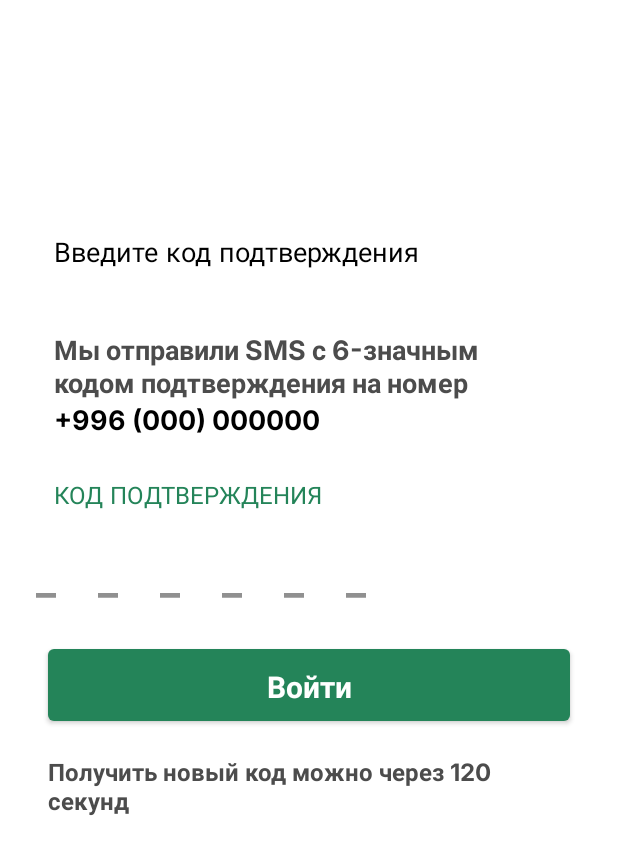
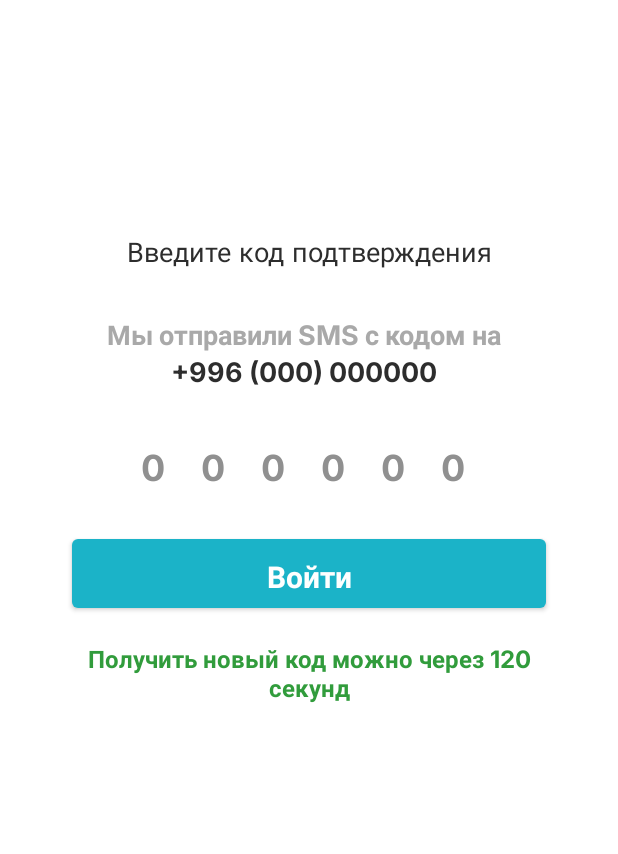
Before and after one commit to adelina15/MedTech, an Android app: the layout fragment_code.xml on its own in the app's theme, with its tools: preview values and no code run, on a phone screen of 412 x 824 dp. Shown: the top 854 px of the screen. Run offline under Robolectric (Android 15) with nearby library versions, the phone set to English and light mode, and no system bars.

Commit message:
Change layouts due to design changes

```diff
--- a/app/src/main/java/com/example/medtech/CodeFragment.kt
+++ b/app/src/main/java/com/example/medtech/CodeFragment.kt
@@ -159,7 +159,7 @@ class CodeFragment : Fragment() {
     private fun startTimer() {
         object : CountDownTimer(60000, 1000) {
             override fun onTick(millisUntilFinished: Long) {
-                binding.timer.text = "Получить код повторно можно через ${millisUntilFinished / 1000} секунд"
+                binding.timer.text = "Отправить код повторно можно \nчерез 00: ${millisUntilFinished / 1000} секунд"
             }
 
             override fun onFinish() {
--- a/app/src/main/java/com/example/medtech/SplashActivity.kt
+++ b/app/src/main/java/com/example/medtech/SplashActivity.kt
@@ -28,7 +28,7 @@ class SplashActivity : AppCompatActivity() {
             // This method will be executed once the timer is over
             // Start your app main activity
 
-            startActivity(Intent(this, MainActivity::class.java))
+            startActivity(Intent(this, LoginActivity::class.java))
 
             // close this activity
             finish()
--- a/app/src/main/res/drawable/rounded_edit_text.xml
+++ b/app/src/main/res/drawable/rounded_edit_text.xml
@@ -3,8 +3,7 @@
     android:shape="rectangle"
     android:thickness="0dp" >
 
-    <stroke
-        android:width="1dp"
+    <solid
         android:color="@color/white" />
     <corners android:radius="5dp" />
 
--- a/app/src/main/res/layout/fragment_code.xml
+++ b/app/src/main/res/layout/fragment_code.xml
@@ -13,6 +13,7 @@
             android:layout_height="wrap_content"
             android:layout_marginStart="36dp"
             android:layout_marginEnd="35dp"
+            android:gravity="center"
             android:text="Введите код подтверждения"
             app:layout_constraintBottom_toBottomOf="parent"
             app:layout_constraintEnd_toEndOf="parent"
@@ -20,42 +21,30 @@
             app:layout_constraintTop_toTopOf="parent"
             app:layout_constraintVertical_bias="0.19" />
 
-        <TextView
-            android:id="@+id/textView5"
-            style="@style/text_green"
-            android:layout_width="wrap_content"
-            android:layout_height="wrap_content"
-            android:layout_marginTop="24dp"
-            android:text="КОД ПОДТВЕРЖДЕНИЯ"
-            app:layout_constraintStart_toStartOf="@+id/textView4"
-            app:layout_constraintTop_toBottomOf="@+id/number" />
-
         <EditText
             android:id="@+id/editTextCode"
             style="@style/code_text"
             android:layout_width="0dp"
             android:layout_height="54dp"
-            android:layout_marginStart="24dp"
-            android:layout_marginTop="16dp"
-            android:layout_marginEnd="32dp"
+            android:layout_marginTop="24dp"
             android:background="@color/white"
-            android:hint="______"
+            android:hint="000000"
             android:inputType="number"
             android:letterSpacing="1"
             android:maxLength="6"
             android:textColorHint="@color/gray"
-            app:layout_constraintEnd_toEndOf="parent"
-            app:layout_constraintStart_toStartOf="parent"
-            app:layout_constraintTop_toBottomOf="@+id/textView5" />
+            app:layout_constraintEnd_toEndOf="@+id/textView4"
+            app:layout_constraintStart_toStartOf="@+id/textView4"
+            app:layout_constraintTop_toBottomOf="@+id/number" />
 
         <Button
             android:id="@+id/getCodeButton"
             android:layout_width="0dp"
             android:layout_height="wrap_content"
-            android:layout_marginStart="32dp"
+            android:layout_marginStart="48dp"
             android:layout_marginTop="16dp"
-            android:layout_marginEnd="32dp"
-            android:padding="10dp"
+            android:layout_marginEnd="48dp"
+            android:padding="7dp"
             android:text="@string/login"
             android:textAppearance="@style/button_text"
             app:backgroundTint="@color/dark_green"
@@ -68,9 +57,10 @@
             style="@style/text_gray"
             android:layout_width="0dp"
             android:layout_height="wrap_content"
-            android:layout_marginTop="40dp"
+            android:layout_marginTop="30dp"
             android:layout_marginEnd="8dp"
-            android:text="Мы отправили SMS с 6-значным кодом подтверждения на номер"
+            android:gravity="center"
+            android:text="Мы отправили SMS с кодом на"
             app:layout_constraintEnd_toEndOf="@+id/textView3"
             app:layout_constraintStart_toStartOf="@id/textView3"
             app:layout_constraintTop_toBottomOf="@+id/textView3" />
@@ -81,24 +71,25 @@
             android:layout_width="wrap_content"
             android:layout_height="wrap_content"
             android:text="@string/phone_hint"
+            app:layout_constraintEnd_toEndOf="@+id/textView4"
             app:layout_constraintStart_toStartOf="@+id/textView4"
             app:layout_constraintTop_toBottomOf="@+id/textView4" />
 
         <TextView
             android:id="@+id/incorrectCode"
             style="@style/inter_red"
-            android:layout_width="0dp"
+            android:layout_width="wrap_content"
             android:layout_height="wrap_content"
             android:layout_marginTop="16dp"
             android:text="Введен неверный код безопасности"
             android:visibility="gone"
             app:layout_constraintEnd_toEndOf="@+id/editTextCode"
-            app:layout_constraintStart_toStartOf="@+id/textView5"
+            app:layout_constraintStart_toStartOf="@+id/editTextCode"
             app:layout_constraintTop_toBottomOf="@+id/editTextCode" />
 
         <TextView
             android:id="@+id/timer"
-            style="@style/inter_gray"
+            style="@style/inter_green"
             android:layout_width="0dp"
             android:layout_height="wrap_content"
             android:layout_marginTop="16dp"
@@ -112,6 +103,7 @@
             style="@style/inter_gray"
             android:layout_width="0dp"
             android:layout_height="wrap_content"
+            android:layout_marginStart="32dp"
             android:layout_marginTop="16dp"
             android:text="Не получили код?"
             android:visibility="invisible"
@@ -120,16 +112,16 @@
 
         <TextView
             android:id="@+id/sendAgain"
-            style="@style/inter_blue"
+            style="@style/inter_green"
             android:layout_width="wrap_content"
             android:layout_height="wrap_content"
             android:layout_marginStart="8dp"
             android:clickable="true"
+            android:focusable="true"
             android:text="Отправить снова"
             android:visibility="invisible"
             app:layout_constraintBottom_toBottomOf="@+id/noCode"
             app:layout_constraintStart_toEndOf="@+id/noCode"
-            app:layout_constraintTop_toTopOf="@+id/noCode"
-            android:focusable="true" />
+            app:layout_constraintTop_toTopOf="@+id/noCode" />
     </androidx.constraintlayout.widget.ConstraintLayout>
 </layout>
--- a/app/src/main/res/values/colors.xml
+++ b/app/src/main/res/values/colors.xml
@@ -4,13 +4,14 @@
     <color name="purple_500">#FF6200EE</color>
     <color name="purple_700">#FF3700B3</color>
     <color name="teal_200">#FF03DAC5</color>
-    <color name="teal_700">#FF018786</color>
-    <color name="black">#FF000000</color>
+    <color name="green">#319C3C</color>
+    <color name="black">#2D2D2D</color>
     <color name="white">#FFFFFFFF</color>
-    <color name="light_green">#6DD2A5</color>
-    <color name="dark_green">#248459</color>
+    <color name="light_green">#C4ECF3</color>
+    <color name="dark_green">#1BB3C8</color>
     <color name="gray">#909090</color>
     <color name="dark_gray">#4C4C4C</color>
     <color name="red">#CD3800</color>
     <color name="blue">#26ABFF</color>
+    <color name="light_gray">#A9A9A9</color>
 </resources>
--- a/app/src/main/res/values/styles.xml
+++ b/app/src/main/res/values/styles.xml
@@ -6,18 +6,18 @@
 
     <style name="code_text">
         <item name="fontFamily">@font/inter_bold</item>
-        <item name="android:textSize">28sp</item>
+        <item name="android:textSize">24sp</item>
+        <item name="android:gravity">center</item>
         <item name="android:textColor">@color/dark_gray</item>
-        <item name="android:textStyle">bold</item>
     </style>
     <style name="login_header">
         <item name="fontFamily">@font/comfortaa</item>
-        <item name="android:textSize">24sp</item>
-        <item name="android:textColor">@color/white</item>
+        <item name="android:textSize">20sp</item>
+        <item name="android:textColor">@color/black</item>
         <item name="android:textStyle">bold</item>
     </style>
     <style name="button_text">
-        <item name="fontFamily">@font/inter_bold</item>
+        <item name="fontFamily">@font/comfortaa</item>
         <item name="android:textSize">20sp</item>
         <item name="android:textColor">@color/white</item>
         <item name="android:textStyle">bold</item>
@@ -30,12 +30,12 @@
     <style name="main_text">
         <item name="fontFamily">@font/comfortaa</item>
         <item name="android:textSize">18sp</item>
-        <item name="android:textColor">@color/white</item>
+        <item name="android:textColor">@color/dark_gray</item>
     </style>
     <style name="text_gray">
     <item name="fontFamily">@font/inter_bold</item>
     <item name="android:textSize">18sp</item>
-    <item name="android:textColor">@color/dark_gray</item>
+    <item name="android:textColor">@color/light_gray</item>
     </style>
     <style name="inter_black">
         <item name="fontFamily">@font/inter_bold</item>
@@ -57,6 +57,12 @@
         <item name="android:textSize">16sp</item>
         <item name="android:textColor">@color/dark_gray</item>
     </style>
+    <style name="inter_green">
+        <item name="fontFamily">@font/inter_bold</item>
+        <item name="android:textSize">16sp</item>
+        <item name="android:gravity">center</item>
+        <item name="android:textColor">@color/green</item>
+    </style>
     <style name="inter_blue">
         <item name="fontFamily">@font/inter_bold</item>
         <item name="android:textSize">16sp</item>
--- a/app/src/main/res/values/themes.xml
+++ b/app/src/main/res/values/themes.xml
@@ -1,21 +1,21 @@
 <resources xmlns:tools="http://schemas.android.com/tools">
     <!-- Base application theme. -->
-    <style name="Theme.MedTech" parent="Theme.MaterialComponents.DayNight.DarkActionBar">
+    <style name="Theme.MedTech" parent="Theme.MaterialComponents.DayNight.NoActionBar">
         <!-- Primary brand color. -->
         <item name="colorPrimary">@color/dark_green</item>
         <item name="colorPrimaryVariant">@color/white</item>
         <item name="colorOnPrimary">@color/white</item>
         <!-- Secondary brand color. -->
         <item name="colorSecondary">@color/teal_200</item>
-        <item name="colorSecondaryVariant">@color/teal_700</item>
+        <item name="colorSecondaryVariant">@color/green</item>
         <item name="colorOnSecondary">@color/black</item>
         <item name="colorOnSurface">@color/gray</item>
         <!-- Status bar color. -->
         <item name="android:statusBarColor" tools:targetApi="l">?attr/colorPrimaryVariant</item>
-        <item name="android:textColorHint">@color/white</item>
+        <item name="android:textColorHint">@color/gray</item>
         <!-- Customize your theme here. -->
         <item name="android:windowLightStatusBar" tools:targetApi="m">true</item>
-        <item name="android:windowTranslucentStatus">true</item>
+<!--        <item name="android:windowTranslucentStatus">true</item>-->
 
     </style>
 </resources>
```
Also changed, not shown: app/src/main/java/com/example/medtech/MainActivity.kt (+5 -15 lines), app/src/main/res/drawable/ic_icon_green.xml (+8 -8 lines), app/src/main/res/drawable/ic_launcher_foreground.xml (+7 -7 lines), app/src/main/res/layout/activity_main.xml (+26 -9 lines), app/src/main/res/layout/fragment_authorization.xml (+6 -6 lines), app/src/main/res/navigation/nav_graph.xml (+8 -8 lines), app/src/main/res/drawable/logo_doctor.png (added).
